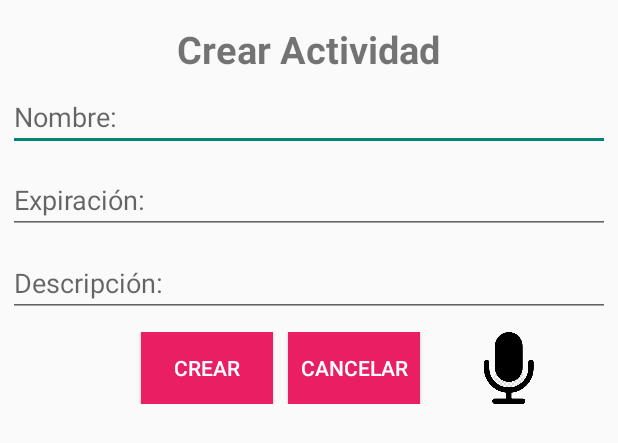
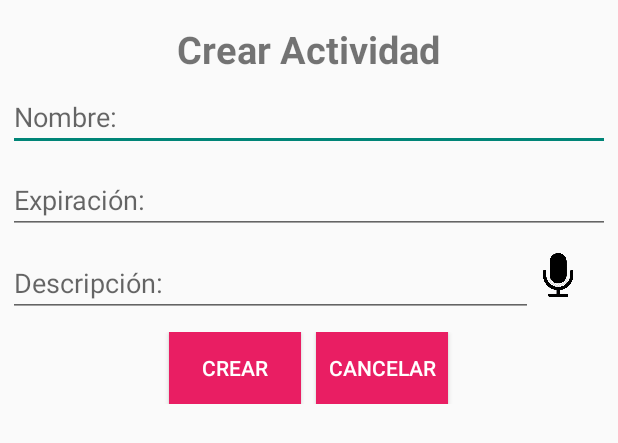
Before and after one commit to famurga/TaskBookProyecto, an Android app: the layout dialog_crear_actividad.xml on its own in the app's theme, with its tools: preview values and no code run, on a phone screen of 412 x 824 dp. Shown: the top 443 px of the screen. Run offline under Robolectric (Android 15) with nearby library versions, the phone set to English and light mode, and no system bars.

Commit message:
Commit PC 10

```diff
--- a/app/src/main/res/layout/dialog_crear_actividad.xml
+++ b/app/src/main/res/layout/dialog_crear_actividad.xml
@@ -29,12 +29,25 @@
         android:clickable="true"
         android:layout_marginTop="10dp"
         android:layout_height="wrap_content"/>
+    <LinearLayout
+        android:orientation="horizontal"
+        android:layout_width="match_parent"
+        android:layout_height="wrap_content">
     <EditText
         android:id="@+id/edtDescripcionActividad"
-        android:layout_width="match_parent"
+        android:layout_width="350dp"
+
         android:hint="Descripción:"
         android:layout_marginTop="10dp"
         android:layout_height="wrap_content"/>
+
+        <ImageView
+            android:id="@+id/microAlertDialog"
+            android:layout_width="33dp"
+            android:layout_height="29dp"
+            android:layout_gravity="center"
+            android:src="@drawable/mic"></ImageView>
+</LinearLayout>
     <LinearLayout
         android:id="@+id/linearLayout2"
         android:layout_width="match_parent"
@@ -62,13 +75,7 @@
             android:textColor="@android:color/white"
             android:background="#E91E63"/>
 
-        <ImageView
-            android:id="@+id/microAlertDialog"
-            android:layout_width="38dp"
-            android:layout_height="match_parent"
-            android:src="@drawable/mic">
 
-        </ImageView>
 
 
     </LinearLayout>
```
